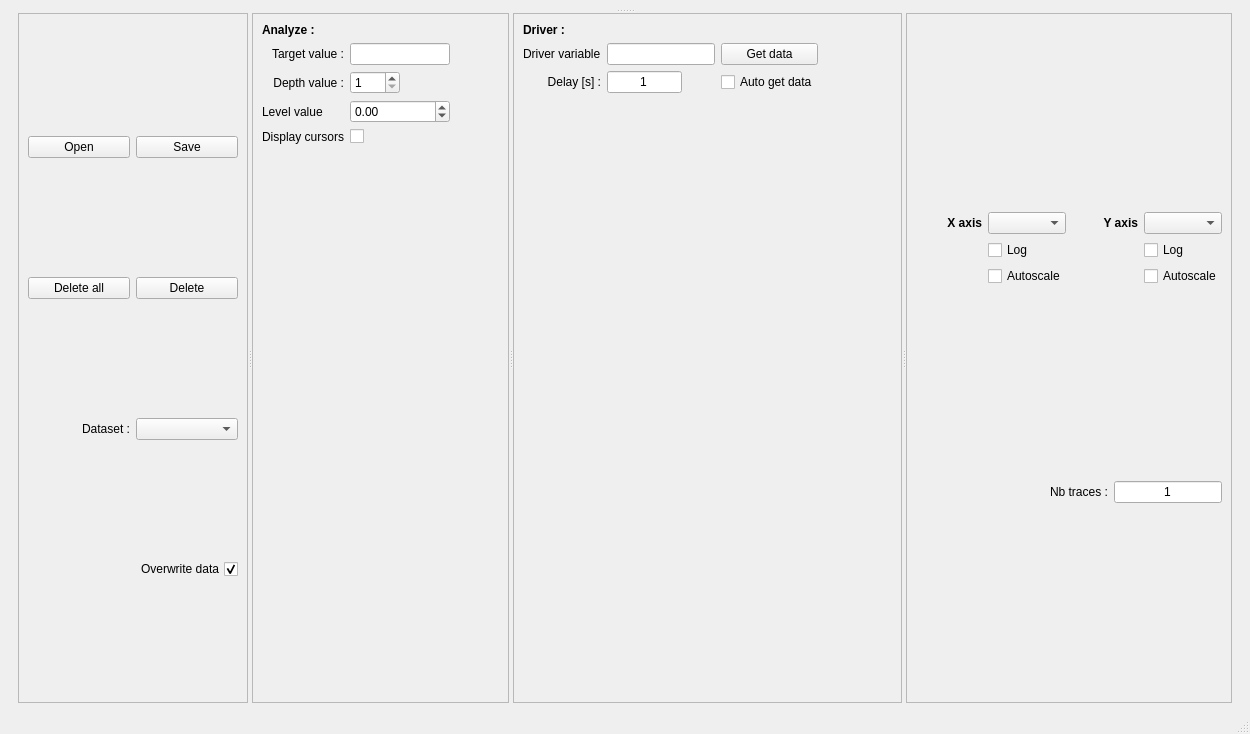
Before: the Qt Designer form autolab/core/gui/plotting/interface.ui in autolab-project/autolab, drawn with Qt 5.
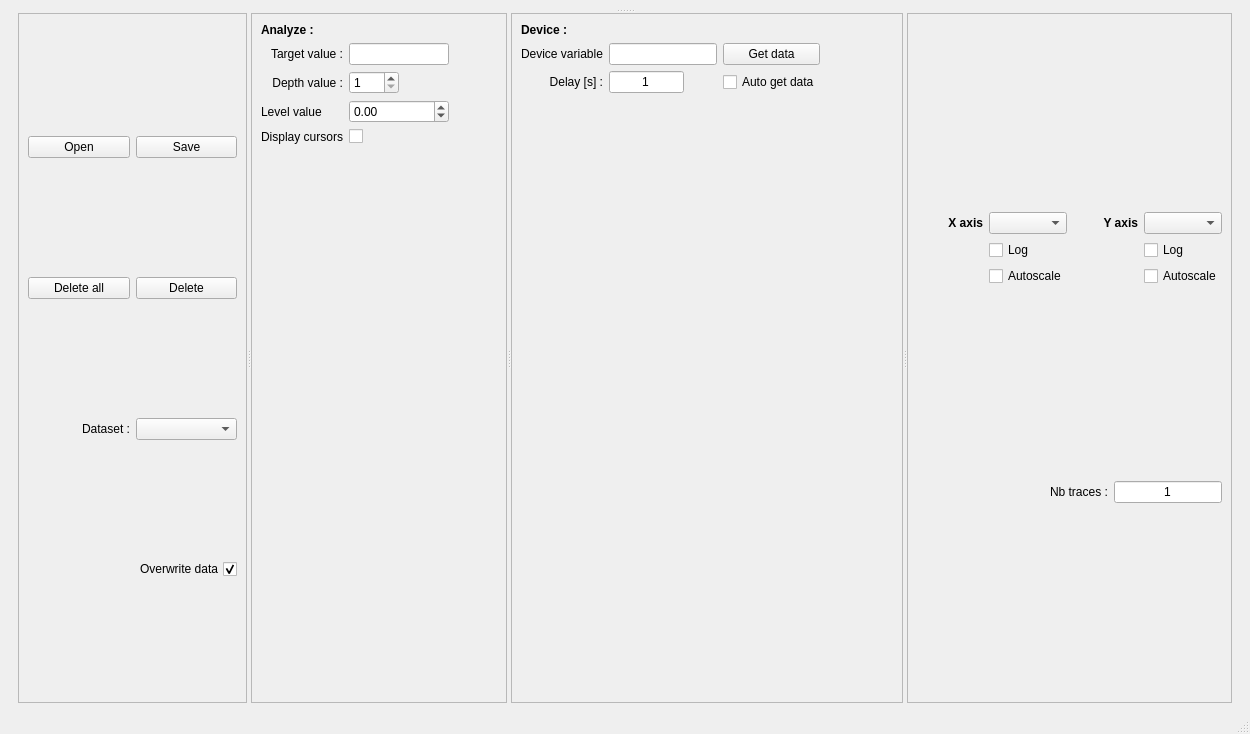
After: the same form once the commit is applied.

```diff
--- a/autolab/core/gui/plotting/interface.ui
+++ b/autolab/core/gui/plotting/interface.ui
@@ -364,7 +364,7 @@
                </font>
               </property>
               <property name="text">
-               <string>Driver :</string>
+               <string>Device :</string>
               </property>
               <property name="alignment">
                <set>Qt::AlignLeading|Qt::AlignLeft|Qt::AlignTop</set>
@@ -420,7 +420,7 @@
             <item row="1" column="1">
              <widget class="QLabel" name="label">
               <property name="text">
-               <string>Driver variable</string>
+               <string>Device variable</string>
               </property>
              </widget>
             </item>
```
Left out of the diff: 6 changed lines with no effect on the pictures.
